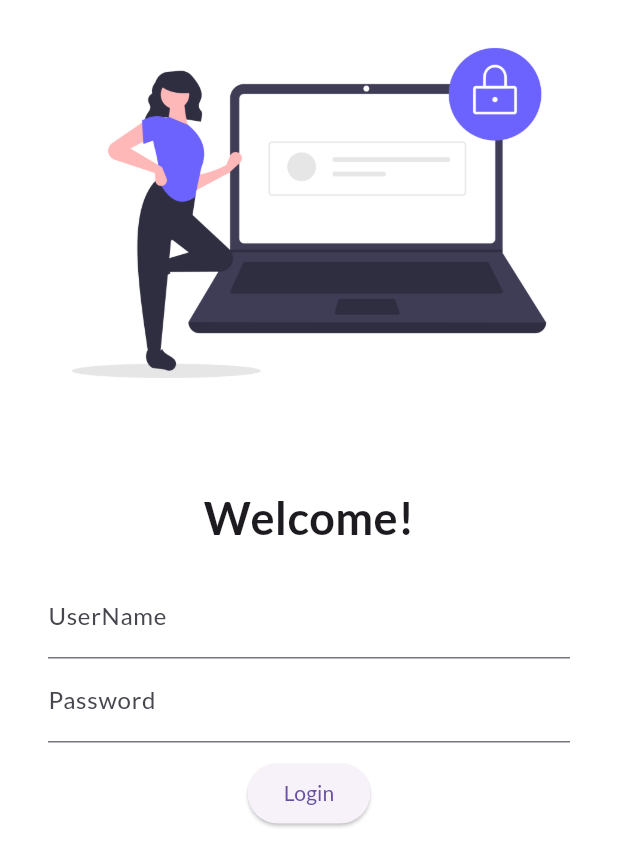
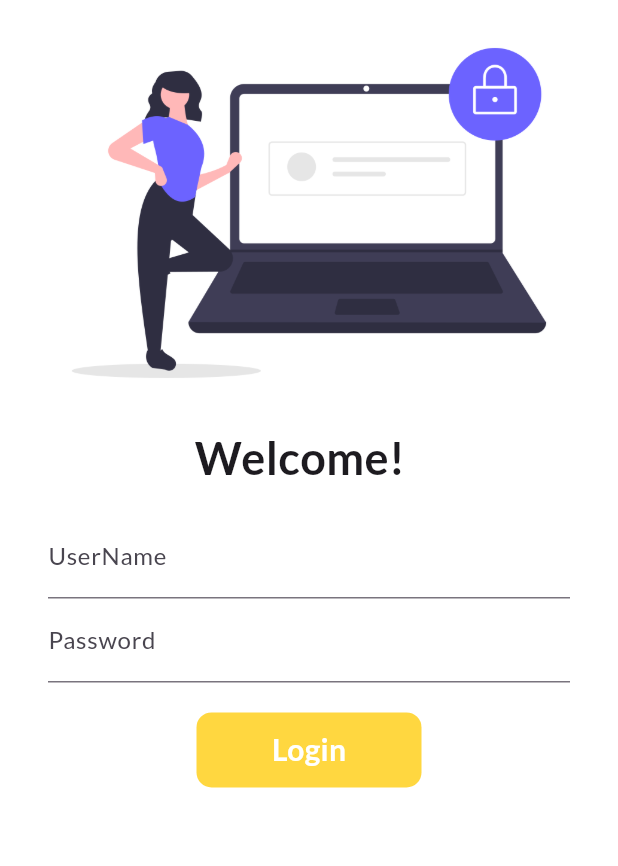
Before and after one commit to Romaisa068/Login, a Flutter app: the screen it shows after launch, on a phone screen of 412 x 824 dp. Shown: the top 866 px of the screen. Run offline on Flutter 3.47's test engine with Material 3 defaults, Android fonts, the phone set to English and light mode, and no system bars; our stand-ins replace google_fonts.

Commit message:
Animated Container Button

```diff
--- a/lib/main.dart
+++ b/lib/main.dart
@@ -2,6 +2,7 @@ import 'package:flutter/material.dart';
 import 'package:google_fonts/google_fonts.dart';
 import 'package:project1/pages/home_page.dart';
 import 'package:project1/pages/login.dart';
+import 'package:project1/utilities/routes.dart';
 
 void main() {
   runApp(const MyApp());
@@ -22,7 +23,8 @@ class MyApp extends StatelessWidget {
       ),
       routes: {
         "/": (context) => const Login(),
-        "/login": (context) => const HomePage(),
+        MyRoute.homeRoute: (context) => const HomePage(),
+        MyRoute.loginRoute:(context) => const Login(),
       },
     );
   }
--- a/lib/pages/login.dart
+++ b/lib/pages/login.dart
@@ -1,23 +1,31 @@
 import "package:flutter/material.dart";
+import "package:flutter/widgets.dart";
+import "package:project1/utilities/routes.dart";
 
-class Login extends StatelessWidget {
+class Login extends StatefulWidget {
   const Login({super.key});
 
+  @override
+  State<Login> createState() => _LoginState();
+}
+
+class _LoginState extends State<Login> {
+  String name = " ";
+  bool changeButton = false;
   @override
   Widget build(BuildContext context) {
     return Material(
       color: Colors.white,
+      child: SingleChildScrollView(
           child: Column(
+        crossAxisAlignment: CrossAxisAlignment.center,
         children: [
           Image.asset(
             "assets/images/login_image.png",
             fit: BoxFit.cover,
           ),
-            const SizedBox(
-              height: 40.0,
-            ),
-            const Text(
-              "Welcome!",
+          Text(
+            "Welcome! $name",
             style: TextStyle(fontSize: 30, fontWeight: FontWeight.bold),
           ),
           Padding(
@@ -29,6 +37,10 @@ class Login extends StatelessWidget {
                     hintText: "Enter username",
                     labelText: "UserName",
                   ),
+                  onChanged: (value) {
+                    name = value;
+                    setState(() {});
+                  },
                 ),
                 TextFormField(
                   obscureText: true,
@@ -38,19 +50,51 @@ class Login extends StatelessWidget {
                   ),
                 ),
                 const SizedBox(
-                    height: 10.0,
+                  height: 20.0,
                 ),
-                  ElevatedButton(
-                    onPressed: () {
-                      print("Hi its me");
+                InkWell(
+                  onTap: () async {
+                    setState(() {
+                      changeButton = true;
+                    });
+                    await Future.delayed(Duration(seconds: 1));
+                    Navigator.pushNamed(context, MyRoute.homeRoute);
                   },
-                    style: TextButton.styleFrom(),
-                    child: const Text("Login"),
+                  child: AnimatedContainer(
+                    duration: Duration(seconds: 1),
+                    height: 50,
+                    width: changeButton ? 50 : 150,
+                    alignment: Alignment.center,
+                    decoration: BoxDecoration(
+                      color: Colors.amberAccent,
+                      borderRadius:
+                          BorderRadius.circular(changeButton ? 50 : 10),
+                    ),
+                    child: changeButton
+                        ? const Icon(
+                            Icons.done,
+                            color: Colors.white,
                           )
+                        : const Text("Login",
+                            style: TextStyle(
+                              fontSize: 20,
+                              color: Colors.white,
+                              fontWeight: FontWeight.bold,
+                            )),
+                  ),
+                )
+                // ElevatedButton(
+                //   onPressed: () {
+                //     Navigator.pushNamed(context, MyRoute.homeRoute);
+                //   },
+                //   style: TextButton.styleFrom(),
+                //   child: const Text("Login"),
+                // )
               ],
             ),
           )
         ],
-        ));
+      )),
+    );
   }
 }
--- /dev/null
+++ b/lib/utilities/routes.dart
@@ -0,0 +1,5 @@
+class MyRoute{
+  static String loginRoute = "/login";
+  static String homeRoute = "/home";
+
+}
```
Also changed, not shown: 1 other file. Lines whose indentation alone changed are shown as unchanged.
